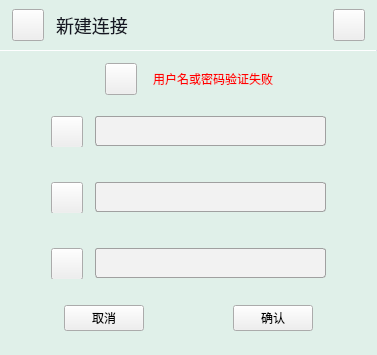
The window that buganalyse/bugger/src/dialog/login/login.ui (FireLotus0/LearningNotes) describes before a commit, drawn with Qt 5.
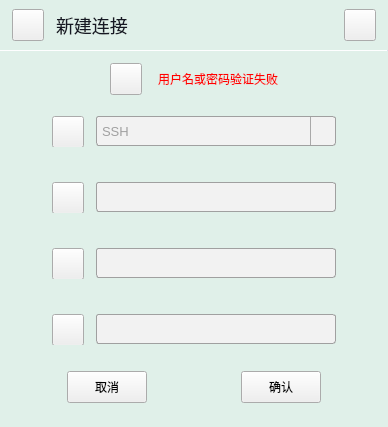
The same window after the commit. Icons and pictures are not drawn.

```diff
--- a/buganalyse/bugger/src/dialog/login/login.ui
+++ b/buganalyse/bugger/src/dialog/login/login.ui
@@ -6,8 +6,8 @@
    <rect>
     <x>0</x>
     <y>0</y>
-    <width>377</width>
-    <height>322</height>
+    <width>388</width>
+    <height>378</height>
    </rect>
   </property>
   <property name="windowTitle">
@@ -287,6 +287,155 @@
        </item>
        <item>
         <layout class="QVBoxLayout" name="verticalLayout_4">
+         <item>
+          <widget class="QWidget" name="widget_4" native="true">
+           <property name="maximumSize">
+            <size>
+             <width>16777215</width>
+             <height>40</height>
+            </size>
+           </property>
+           <layout class="QHBoxLayout" name="horizontalLayout_8" stretch="0,0">
+            <property name="spacing">
+             <number>12</number>
+            </property>
+            <item>
+             <widget class="QPushButton" name="pushButton_8">
+              <property name="minimumSize">
+               <size>
+                <width>32</width>
+                <height>32</height>
+               </size>
+              </property>
+              <property name="maximumSize">
+               <size>
+                <width>32</width>
+                <height>32</height>
+               </size>
+              </property>
+              <property name="styleSheet">
+               <string notr="true">border-image: url(:/res/res/type.png);</string>
+              </property>
+              <property name="text">
+               <string/>
+              </property>
+             </widget>
+            </item>
+            <item>
+             <widget class="QComboBox" name="comboBox">
+              <property name="minimumSize">
+               <size>
+                <width>0</width>
+                <height>30</height>
+               </size>
+              </property>
+              <property name="styleSheet">
+               <string notr="true">/* 未下拉时，QComboBox的样式 */
+QComboBox {
+	border: 1px solid #A0A0A0; /* 边框宽度为1px，颜色为#A0A0A0 */
+	border-radius: 3px; /* 边框圆角 */
+	padding-left: 5px; /* 文本距离左边界有5px */
+	background-color: #F2F2F2; /* 背景颜色 */
+	color: #A0A0A0; /* 文本颜色 */
+	font-family: &quot;Microsoft YaHei&quot;; /* 文本字体族 */
+	font-size: 10pt; /* 文本字体大小 */
+}
+ /* 下拉后，整个下拉窗体样式 */
+QComboBox QAbstractItemView {
+    outline: 0px solid gray;   /* 选定项的虚框 */
+    border: 1px solid  #F2F2F2;   /* 整个下拉窗体的边框 */
+    color:  #A0A0A0;
+    background-color:  #F2F2F2;   /* 整个下拉窗体的背景色 */
+    selection-background-color: lightgreen;   /* 整个下拉窗体被选中项的背景色 */
+}
+ 
+/* 下拉后，整个下拉窗体每项的样式 */
+QComboBox QAbstractItemView::item {
+    height: 50px;   /* 项的高度（设置pComboBox-&gt;setView(new QListView());后，该项才起作用） */
+}
+ 
+/* 下拉后，整个下拉窗体越过每项的样式 */
+QComboBox QAbstractItemView::item:hover {
+    color: #FFFFFF;
+    background-color: lightgreen;   /* 整个下拉窗体越过每项的背景色 */
+}
+ 
+/* 下拉后，整个下拉窗体被选择的每项的样式 */
+QComboBox QAbstractItemView::item:selected {
+    color: #FFFFFF;
+    background-color: lightgreen;
+}
+ 
+/* QComboBox中的垂直滚动条 */
+QComboBox QAbstractScrollArea QScrollBar:vertical {
+    width: 10px;
+    background-color: #d0d2d4;   /* 空白区域的背景色  灰色green */
+}
+ 
+QComboBox QAbstractScrollArea QScrollBar::handle:vertical {
+    border-radius: 5px;   /* 圆角 */
+    background: rgb(160,160,160);   /* 小方块的背景色深灰lightblue */
+}
+ 
+QComboBox QAbstractScrollArea QScrollBar::handle:vertical:hover {
+    background: rgb(90, 91, 93);   /* 越过小方块的背景色yellow */
+}
+
+ 
+/* 点击QComboBox */
+QComboBox:on {
+}
+ 
+/* 下拉框样式 */
+QComboBox::drop-down {
+    subcontrol-origin: padding;   /* 子控件在父元素中的原点矩形。如果未指定此属性，则默认为padding。 */
+    subcontrol-position: top right;   /* 下拉框的位置（右上） */
+    width: 24px;   /* 下拉框的宽度 */
+ 
+    border-left-width: 1px;   /* 下拉框的左边界线宽度 */
+    border-left-color: darkgray;   /* 下拉框的左边界线颜色 */
+    border-left-style: solid;   /* 下拉框的左边界线为实线 */
+    border-top-right-radius: 3px;   /* 下拉框的右上边界线的圆角半径（应和整个QComboBox右上边界线的圆角半径一致） */
+    border-bottom-right-radius: 3px;   /* 同上 */
+}
+　/* 越过下拉框样式 */
+ 
+　QComboBox::drop-down:hover {
+ 
+　　　background: dark-gray;
+ 
+　}
+/* 下拉箭头样式 */
+ QComboBox::down-arrow {
+ width: 24px; /* 下拉箭头的宽度（建议与下拉框drop-down的宽度一致） */
+ background: transparent; /* 下拉箭头的的背景色 */
+ padding: 0px 0px 0px 0px; /* 上内边距、右内边距、下内边距、左内边距 */
+ image: url(:/res/res/down_arrow.png);
+}
+
+
+</string>
+              </property>
+              <item>
+               <property name="text">
+                <string>SSH</string>
+               </property>
+              </item>
+              <item>
+               <property name="text">
+                <string>SFTP</string>
+               </property>
+              </item>
+              <item>
+               <property name="text">
+                <string>SCP</string>
+               </property>
+              </item>
+             </widget>
+            </item>
+           </layout>
+          </widget>
+         </item>
          <item>
           <widget class="QWidget" name="widget_3" native="true">
            <property name="maximumSize">
@@ -462,6 +611,12 @@
        </item>
        <item>
         <widget class="QPushButton" name="btn_cancel">
+         <property name="minimumSize">
+          <size>
+           <width>48</width>
+           <height>32</height>
+          </size>
+         </property>
          <property name="styleSheet">
           <string notr="true"/>
          </property>
@@ -485,6 +640,12 @@
        </item>
        <item>
         <widget class="QPushButton" name="btn_confirm">
+         <property name="minimumSize">
+          <size>
+           <width>48</width>
+           <height>32</height>
+          </size>
+         </property>
          <property name="text">
           <string>确认</string>
          </property>
```
Left out of the diff: 2 changed lines with no effect on the pictures.
